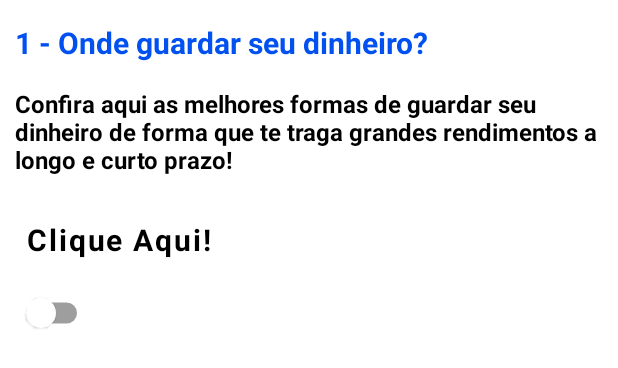
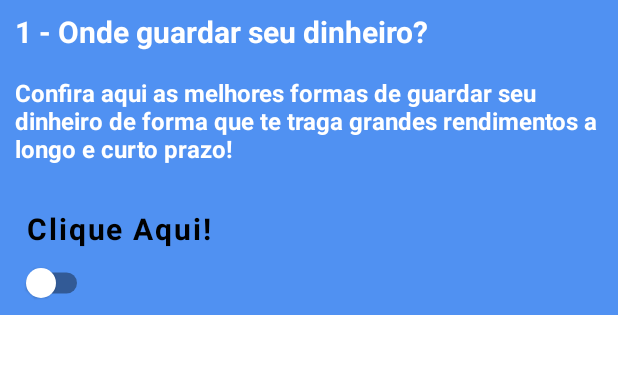
Before and after one commit to DanieleStein/Jupiter, an Android app built with Jetpack Compose: the @Preview function ContentItemPreview, on a phone screen of 412 x 824 dp. Shown: the top 368 px of the screen. Run offline under Robolectric (Android 15) with nearby library versions, the phone set to English and light mode, and no system bars.

Commit message:
Alterado a cor da letra e de fundo do cobteudo de curso

```diff
--- a/androidApp/src/main/java/br/com/jupiter/android/components/ContentItem.kt
+++ b/androidApp/src/main/java/br/com/jupiter/android/components/ContentItem.kt
@@ -33,8 +33,8 @@ fun ContentItem(
     Column(
         verticalArrangement = Arrangement.Center,
         modifier = Modifier
-            .background(Color.White)
-            .height(250.dp)
+            .background(Color(0xFF5091F2))
+            .height(210.dp)
             .fillMaxWidth()
             .padding(horizontal = 10.dp, vertical = 10.dp)
     ) {
@@ -43,13 +43,13 @@ fun ContentItem(
                 text = "${conteudo.ordemConteudo} - ",
                 fontSize = 20.sp,
                 fontWeight = FontWeight.Bold,
-                color = Color(0xFF0051EF)
+                color = Color.White
             )
             Text(
                 text = conteudo.titulo,
                 fontSize = 20.sp,
                 fontWeight = FontWeight.Bold,
-                color = Color(0xFF0051EF)
+                color = Color.White
             )
         }
 
@@ -58,7 +58,7 @@ fun ContentItem(
             text = conteudo.descricao,
             fontSize = 16.sp,
             fontWeight = FontWeight.Bold,
-            color = Color.Black
+            color = Color.White
         )
 
         Spacer(modifier = Modifier.padding(10.dp))
```
